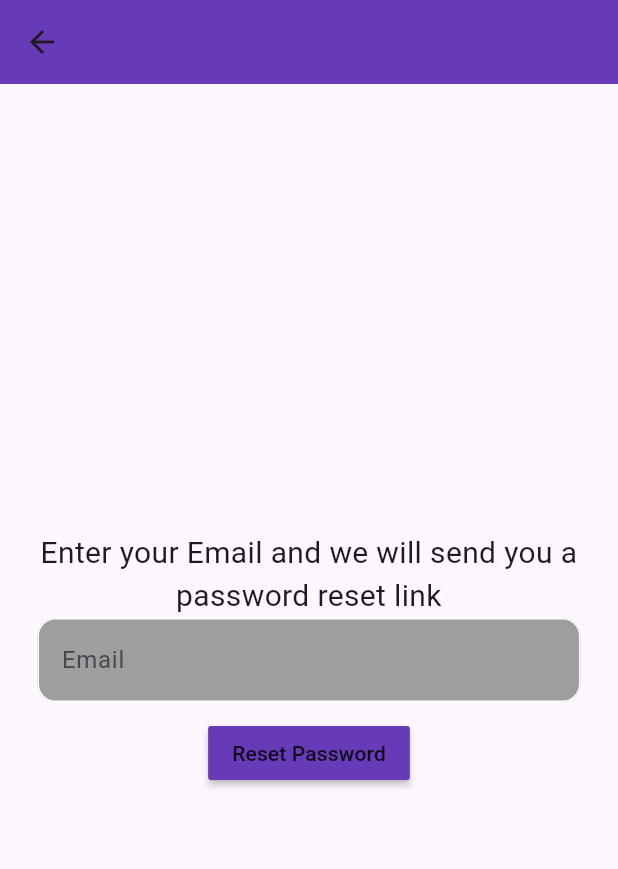
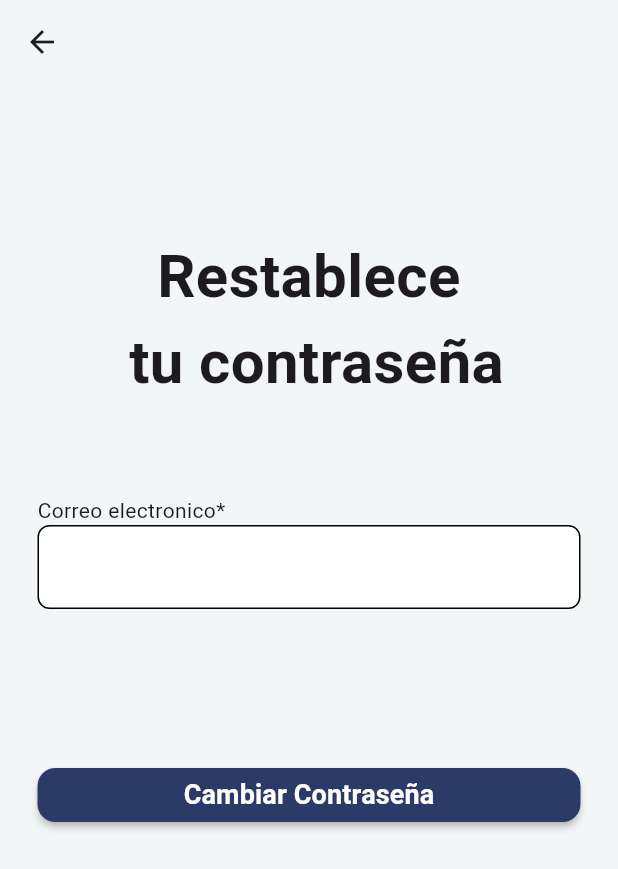
Before and after one commit to Zunni97/proyecto_ss, a Flutter app: the screen it shows after launch, after a tap on "¿Olvidaste tu contraseña?", on a phone screen of 412 x 824 dp. Shown: the top 869 px of the screen. Run offline on Flutter 3.47's test engine with Material 3 defaults, Android fonts, the phone set to English and light mode, and no system bars; our stand-ins replace firebase_auth, firebase_core; accounts and stored records are empty.

Commit message:
cambio de diseño en restablecer contraseña y login

```diff
--- a/lib/pages/forgot_pw_page.dart
+++ b/lib/pages/forgot_pw_page.dart
@@ -1,5 +1,7 @@
 import 'package:firebase_auth/firebase_auth.dart';
 import 'package:flutter/material.dart';
+import 'package:ss2025/colors.dart';
+import 'package:ss2025/widgets/custom_login_form.dart';
 
 class ForgotPasswordpage extends StatefulWidget {
   const ForgotPasswordpage({super.key});
@@ -25,7 +27,10 @@ class _ForgotPasswordpageState extends State<ForgotPasswordpage> {
           context: context,
           builder: (context) {
             return const AlertDialog(
-              content: Text('Please enter a valid email address.'),
+              content: Text(
+                'Por favor ingresa un correo electronico valido.',
+                textAlign: TextAlign.center,
+              ),
             );
           },
         );
@@ -37,7 +42,9 @@ class _ForgotPasswordpageState extends State<ForgotPasswordpage> {
         context: context,
         builder: (context) {
           return const AlertDialog(
-            content: Text('Password reset link sent! Check your email.'),
+            content: Text(
+                'Recibirás las intrucciones para restablecer tu contraseña en el siguiente correo',
+                textAlign: TextAlign.center),
           );
         },
       );
@@ -57,47 +64,55 @@ class _ForgotPasswordpageState extends State<ForgotPasswordpage> {
   @override
   Widget build(BuildContext context) {
     return Scaffold(
+      backgroundColor: AppColors.background,
       appBar: AppBar(
-        backgroundColor: Colors.deepPurple,
+        backgroundColor: AppColors.background,
         elevation: 0,
       ),
-      body: Column(
+      body: SingleChildScrollView(
+        child: Column(
           mainAxisAlignment: MainAxisAlignment.center,
           children: [
+            SizedBox(
+              height: 100,
+            ),
             Padding(
               padding: const EdgeInsets.symmetric(horizontal: 25.0),
               child: const Text(
-              'Enter your Email and we will send you a password reset link',
+                'Restablece \n tu contraseña',
                 textAlign: TextAlign.center,
-              style: TextStyle(fontSize: 20),
+                style: TextStyle(fontSize: 40, fontWeight: FontWeight.bold),
               ),
+            ),
+            SizedBox(
+              height: 60,
             ),
             Padding(
                 padding: const EdgeInsets.symmetric(horizontal: 25.0),
-            child: TextField(
-              controller: _emailController,
-              decoration: InputDecoration(
-                enabledBorder: OutlineInputBorder(
-                  borderSide: const BorderSide(color: Colors.white),
-                  borderRadius: BorderRadius.circular(12),
+                child: CustomLoginForm(
+                    text: 'Correo electronico*', controller: _emailController)),
+            const SizedBox(height: 100),
+
+            //reset-password button
+            Padding(
+              padding: const EdgeInsets.symmetric(horizontal: 25.0),
+              child: MaterialButton(
+                  onPressed: passwordReset,
+                  color: AppColors.primary,
+                  shape: RoundedRectangleBorder(
+                      borderRadius: BorderRadius.circular(12)),
+                  child: Center(
+                    child: Text(
+                      'Cambiar Contraseña',
+                      style: TextStyle(
+                          color: Colors.white,
+                          fontSize: 18,
+                          fontWeight: FontWeight.bold),
                     ),
-                focusedBorder: OutlineInputBorder(
-                  borderSide: const BorderSide(color: Colors.deepPurple),
-                  borderRadius: BorderRadius.circular(12),
-                ),
-                hintText: 'Email',
-                fillColor: Colors.grey,
-                filled: true,
-              ),
-            ),
-          ),
-          const SizedBox(height: 10),
-          MaterialButton(
-            onPressed: passwordReset,
-            color: Colors.deepPurple,
-            child: const Text('Reset Password'),
+                  )),
             ),
           ],
+        ),
       ),
     );
   }
--- a/lib/widgets/custom_login_form.dart
+++ b/lib/widgets/custom_login_form.dart
@@ -1,4 +1,5 @@
 import 'package:flutter/material.dart';
+import 'package:ss2025/colors.dart';
 
 class CustomLoginForm extends StatelessWidget {
   final String text;
@@ -28,7 +29,7 @@ class CustomLoginForm extends StatelessWidget {
                     borderSide: BorderSide(color: Colors.black),
                     borderRadius: BorderRadius.circular(8)),
                 focusedBorder: OutlineInputBorder(
-                    borderSide: BorderSide(color: Colors.yellow),
+                    borderSide: BorderSide(color: AppColors.primary),
                     borderRadius: BorderRadius.circular(8)),
                 fillColor: Colors.white,
                 filled: true),
```
Lines whose indentation alone changed are shown as unchanged.
